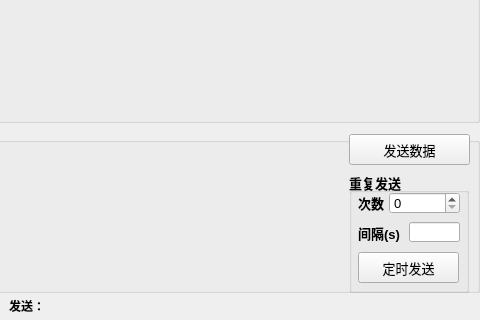
This is mainwindow.ui in suzhuorui/QtHelper as Qt 5 draws it before an edit; both pictures show x 351 to 831 and y 222 to 542 of the 831 by 542 pixel window. The edited form follows.
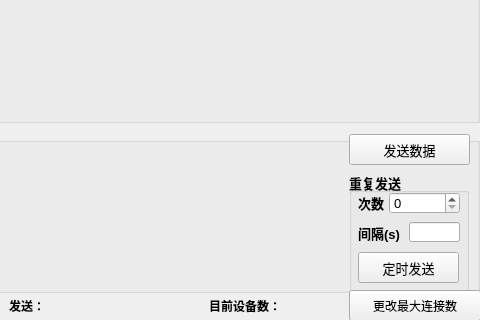
This is the edited form.

```diff
--- a/mainwindow.ui
+++ b/mainwindow.ui
@@ -866,6 +866,51 @@
      </property>
     </widget>
    </widget>
+   <widget class="QPushButton" name="pushButton_MaxConnectNum">
+    <property name="geometry">
+     <rect>
+      <x>700</x>
+      <y>512</y>
+      <width>132</width>
+      <height>31</height>
+     </rect>
+    </property>
+    <property name="text">
+     <string>更改最大连接数</string>
+    </property>
+   </widget>
+   <widget class="QLabel" name="label_7">
+    <property name="geometry">
+     <rect>
+      <x>560</x>
+      <y>520</y>
+      <width>71</width>
+      <height>16</height>
+     </rect>
+    </property>
+    <property name="font">
+     <font>
+      <weight>75</weight>
+      <bold>true</bold>
+     </font>
+    </property>
+    <property name="text">
+     <string>目前设备数：</string>
+    </property>
+   </widget>
+   <widget class="QLabel" name="label_DeviceNum">
+    <property name="geometry">
+     <rect>
+      <x>633</x>
+      <y>520</y>
+      <width>54</width>
+      <height>16</height>
+     </rect>
+    </property>
+    <property name="text">
+     <string/>
+    </property>
+   </widget>
    <zorder>label_5</zorder>
    <zorder>treeView</zorder>
    <zorder>groupBox_read</zorder>
@@ -877,6 +922,9 @@
    <zorder>label_6</zorder>
    <zorder>label_sendNum</zorder>
    <zorder>groupBox_2</zorder>
+   <zorder>pushButton_MaxConnectNum</zorder>
+   <zorder>label_7</zorder>
+   <zorder>label_DeviceNum</zorder>
   </widget>
  </widget>
  <layoutdefault spacing="6" margin="11"/>
```
